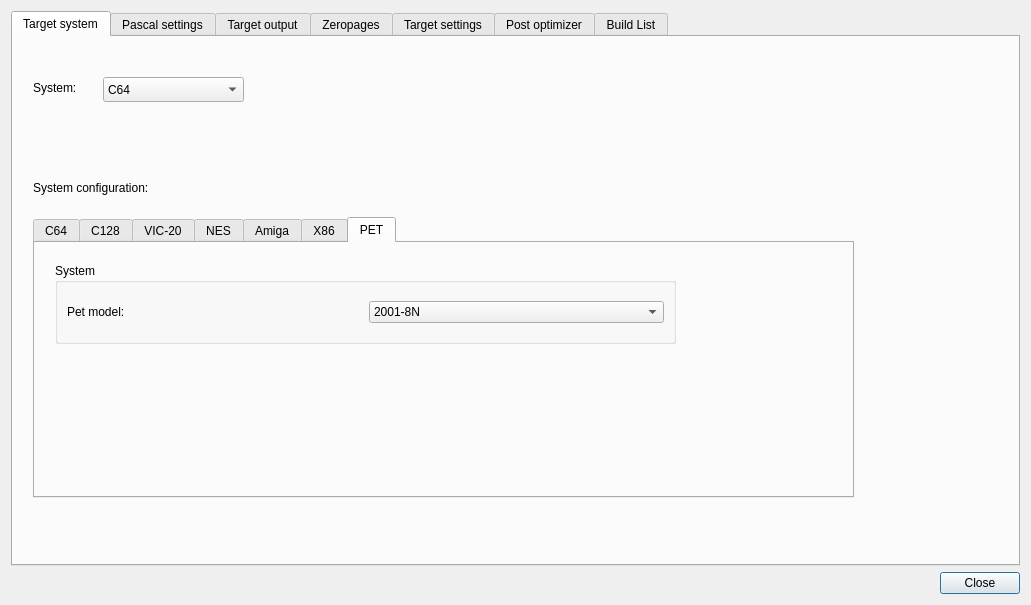
This is source/dialogprojectsettings.ui in leuat/TRSE as Qt 5 draws it before an edit. The edited form follows.
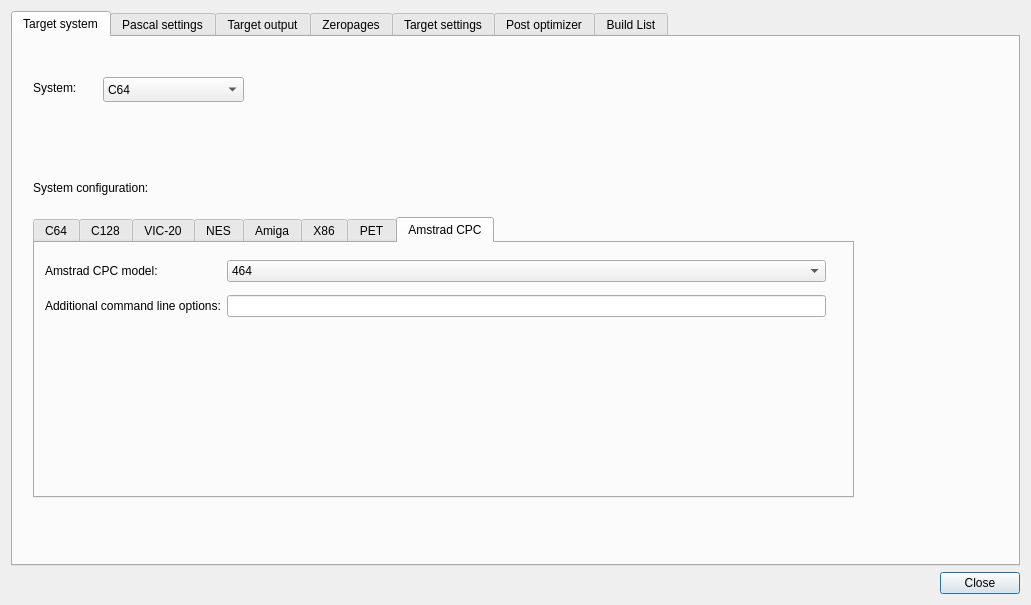
This is the edited form. The open tabs and pages were chosen to show the change.

Commit message: Add a 'Amstrad CPC' tab in project settings and allow to choose the model as well as pass additional options to Caprice32. The additional options will be useful for unit tests to be able to activate the printer, choose in which file it should output and emulate as fast as possible (system.limit_speed=0).

Patch:
```diff
--- a/source/dialogprojectsettings.ui
+++ b/source/dialogprojectsettings.ui
@@ -650,6 +650,64 @@
            </layout>
           </widget>
          </widget>
+         <widget class="QWidget" name="tab_AmstradCPC">
+          <attribute name="title">
+           <string>Amstrad CPC</string>
+          </attribute>
+          <widget class="QWidget" name="gridLayoutWidget_AmstradCPC">
+           <property name="geometry">
+            <rect>
+             <x>10</x>
+             <y>10</y>
+             <width>781</width>
+             <height>71</height>
+            </rect>
+           </property>
+           <layout class="QGridLayout" name="gridLayout_15">
+            <item row="0" column="0">
+             <widget class="QLabel" name="label_27">
+              <property name="text">
+               <string>Amstrad CPC model:</string>
+              </property>
+             </widget>
+            </item>
+            <item row="0" column="1">
+             <widget class="QComboBox" name="cmbAmstradCPCModel">
+              <item>
+               <property name="text">
+                <string>464</string>
+               </property>
+              </item>
+              <item>
+               <property name="text">
+                <string>664</string>
+               </property>
+              </item>
+              <item>
+               <property name="text">
+                <string>6128</string>
+               </property>
+              </item>
+              <item>
+               <property name="text">
+                <string>6128 Plus</string>
+               </property>
+              </item>
+             </widget>
+            </item>
+            <item row="1" column="0">
+             <widget class="QLabel" name="label_31">
+              <property name="text">
+               <string>Additional command line options:</string>
+              </property>
+             </widget>
+            </item>
+            <item row="1" column="1">
+             <widget class="QLineEdit" name="leAmstradCPCOptions"/>
+            </item>
+           </layout>
+          </widget>
+         </widget>
         </widget>
        </widget>
        <widget class="QWidget" name="tab_9">
```
The commit also changes 4 other files.
